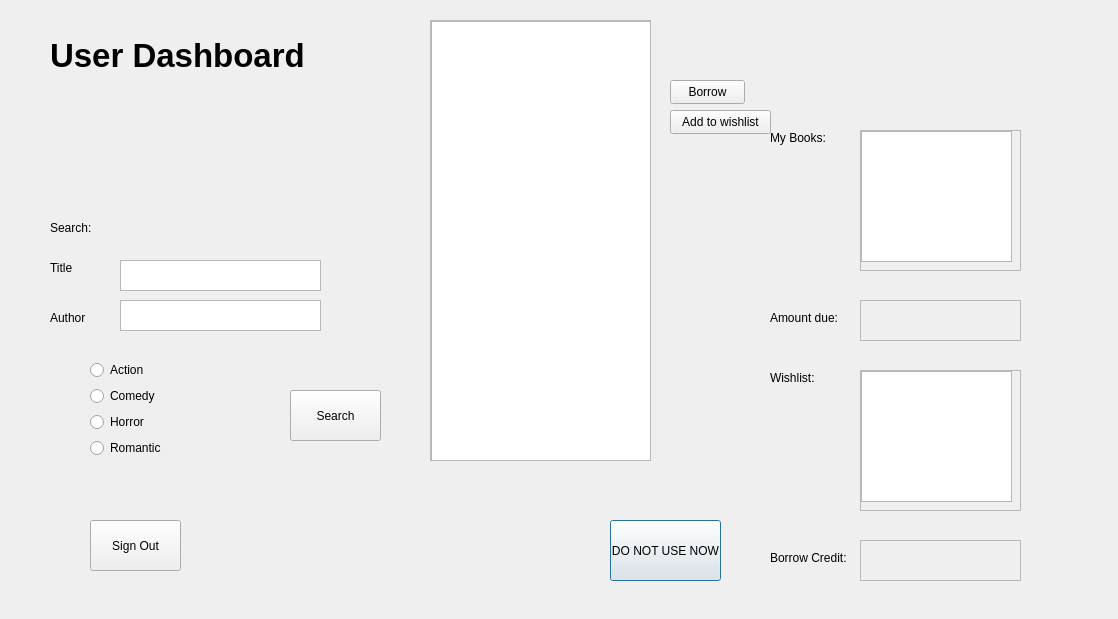
This is LibraryManagementSystem/user.ui in omar-rabeh-18/LibraryManagementSystem as Qt 5 draws it before an edit. The edited form follows.
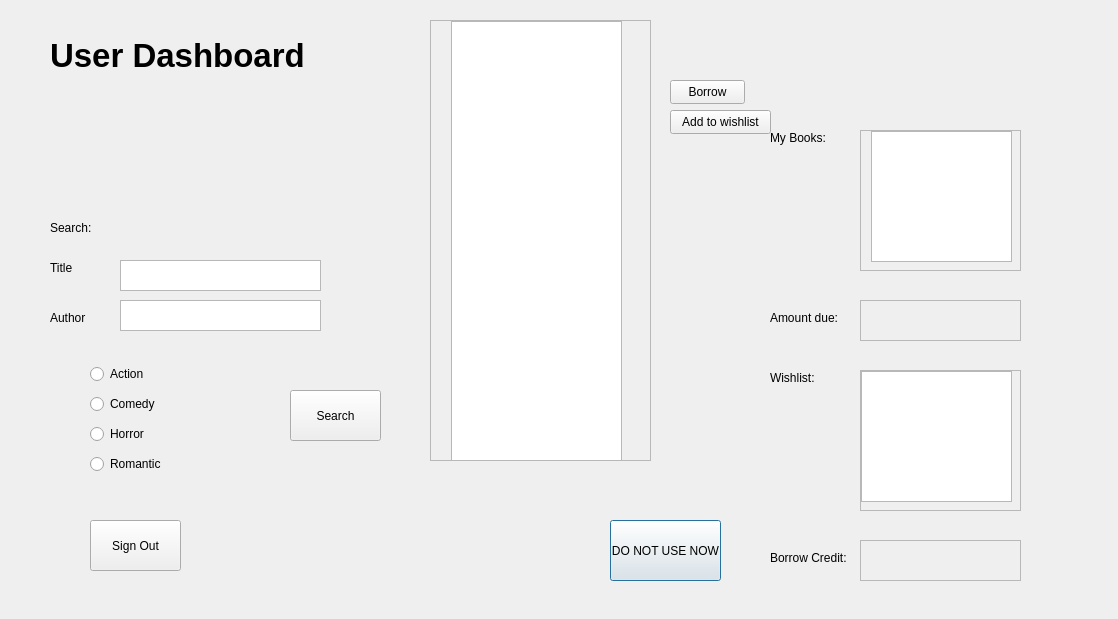
This is the edited form.

```diff
--- a/LibraryManagementSystem/user.ui
+++ b/LibraryManagementSystem/user.ui
@@ -69,9 +69,9 @@
     <widget class="QListWidget" name="borrowList">
      <property name="geometry">
       <rect>
-       <x>0</x>
+       <x>10</x>
        <y>0</y>
-       <width>151</width>
+       <width>141</width>
        <height>131</height>
       </rect>
      </property>
@@ -254,7 +254,7 @@
      <x>90</x>
      <y>360</y>
      <width>160</width>
-     <height>100</height>
+     <height>119</height>
     </rect>
    </property>
    <layout class="QVBoxLayout" name="verticalLayout_3">
@@ -322,9 +322,9 @@
     <widget class="QListWidget" name="searchList">
      <property name="geometry">
       <rect>
-       <x>0</x>
+       <x>20</x>
        <y>0</y>
-       <width>221</width>
+       <width>171</width>
        <height>441</height>
       </rect>
      </property>
```
